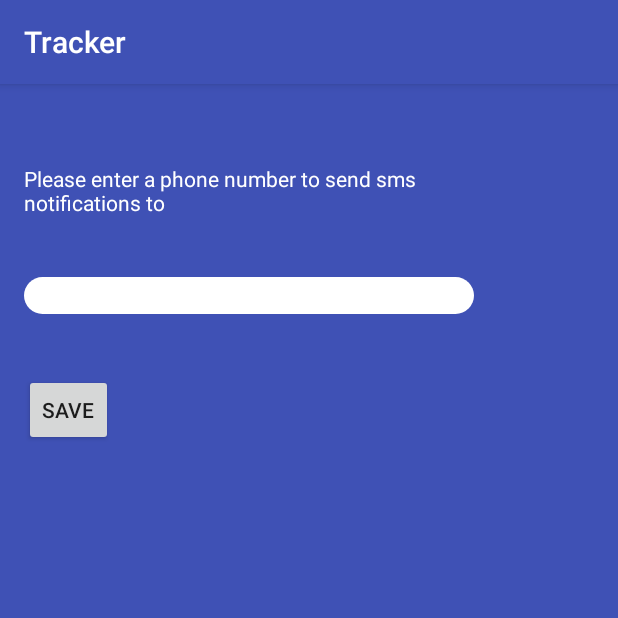
After one commit to rudistapelfeldt/Tracker, an Android app: the SettingsActivity screen opened directly, with no data from a screen before it, on a phone screen of 412 x 824 dp, the top half of it. The commit adds this screen. Run offline under Robolectric (Android 15) with nearby library versions, the phone set to English and light mode, and no system bars.

Commit message:
added settings activity to set the notification sms

```diff
--- a/app/build.gradle
+++ b/app/build.gradle
@@ -6,7 +6,7 @@ android {
 
     defaultConfig {
         applicationId "com.lavalamp.assessment.tracker_v11"
-        minSdkVersion 15
+        minSdkVersion 21
         targetSdkVersion 23
         versionCode 1
         versionName "1.0"
@@ -23,5 +23,6 @@ dependencies {
     compile fileTree(dir: 'libs', include: ['*.jar'])
     testCompile 'junit:junit:4.12'
     compile 'com.android.support:appcompat-v7:23.4.0'
+    compile 'com.android.support:design:23.3.0'
     compile 'com.google.android.gms:play-services:9.0.2'
 }
--- a/app/src/main/java/com/lavalamp/assessment/tracker_v11/Constants.java
+++ b/app/src/main/java/com/lavalamp/assessment/tracker_v11/Constants.java
@@ -11,6 +11,8 @@ public final class Constants {
     private Constants() {
     }
 
+    public static String contactNumber;
+
     public static final String PACKAGE_NAME = "com.google.android.gms.location.Geofence";
 
     public static final long GEOFENCE_EXPIRATION_IN_HOURS = 12;
--- /dev/null
+++ b/app/src/main/java/com/lavalamp/assessment/tracker_v11/SettingsActivity.java
@@ -0,0 +1,28 @@
+package com.lavalamp.assessment.tracker_v11;
+
+import android.os.Bundle;
+import android.support.v7.app.AppCompatActivity;
+import android.view.View;
+import android.widget.Button;
+import android.widget.EditText;
+import android.widget.Toast;
+
+public class SettingsActivity extends AppCompatActivity {
+    private Button  btnSave;
+    private EditText etNumber;
+    @Override
+    protected void onCreate(Bundle savedInstanceState) {
+        super.onCreate(savedInstanceState);
+        setContentView(R.layout.activity_settings);
+        btnSave = (Button)findViewById(R.id.btnSave);
+        etNumber = (EditText)findViewById(R.id.etNumber);
+        btnSave.setOnClickListener(new View.OnClickListener() {
+            @Override
+            public void onClick(View v) {
+                Constants.contactNumber = etNumber.getText().toString();
+                Toast.makeText(SettingsActivity.this, "Number Saved", Toast.LENGTH_LONG).show();
+                finish();
+            }
+        });
+    }
+}
--- /dev/null
+++ b/app/src/main/res/layout/activity_settings.xml
@@ -0,0 +1,41 @@
+<?xml version="1.0" encoding="utf-8"?>
+<RelativeLayout xmlns:android="http://schemas.android.com/apk/res/android"
+    xmlns:tools="http://schemas.android.com/tools"
+    android:layout_width="match_parent"
+    android:layout_height="match_parent"
+    android:paddingBottom="@dimen/activity_vertical_margin"
+    android:paddingLeft="@dimen/activity_horizontal_margin"
+    android:paddingRight="@dimen/activity_horizontal_margin"
+    android:paddingTop="@dimen/activity_vertical_margin"
+    android:background="?attr/colorPrimary"
+    tools:context="com.lavalamp.assessment.tracker_v11.SettingsActivity">
+
+    <TextView
+        android:layout_width="300dp"
+        android:layout_height="wrap_content"
+        android:text="Please enter a phone number to send sms notifications to"
+        android:id="@+id/tvNumber"
+        android:layout_alignParentTop="true"
+        android:layout_alignParentStart="true"
+        android:layout_marginTop="37dp"
+        android:textColor="@color/white"/>
+
+    <EditText
+        android:layout_width="300dp"
+        android:layout_height="wrap_content"
+        android:id="@+id/etNumber"
+        android:background="@drawable/edit_button_bg"
+        android:layout_below="@+id/tvNumber"
+        android:layout_alignParentStart="true"
+        android:layout_marginTop="40dp" />
+
+    <Button
+        style="?android:attr/buttonStyleSmall"
+        android:layout_width="wrap_content"
+        android:layout_height="wrap_content"
+        android:text="SAVE"
+        android:id="@+id/btnSave"
+        android:layout_below="@+id/etNumber"
+        android:layout_alignParentStart="true"
+        android:layout_marginTop="40dp" />
+</RelativeLayout>
--- /dev/null
+++ b/app/src/main/res/values-w820dp/dimens.xml
@@ -0,0 +1,6 @@
+<resources>
+    <!-- Example customization of dimensions originally defined in res/values/dimens.xml
+         (such as screen margins) for screens with more than 820dp of available width. This
+         would include 7" and 10" devices in landscape (~960dp and ~1280dp respectively). -->
+    <dimen name="activity_horizontal_margin">64dp</dimen>
+</resources>
--- a/app/src/main/res/values/colors.xml
+++ b/app/src/main/res/values/colors.xml
@@ -3,4 +3,5 @@
     <color name="colorPrimary">#3F51B5</color>
     <color name="colorPrimaryDark">#303F9F</color>
     <color name="colorAccent">#FF4081</color>
+    <color name="white">#FFFFFF</color>
 </resources>
--- /dev/null
+++ b/app/src/main/res/values/dimens.xml
@@ -0,0 +1,5 @@
+<resources>
+    <!-- Default screen margins, per the Android Design guidelines. -->
+    <dimen name="activity_horizontal_margin">16dp</dimen>
+    <dimen name="activity_vertical_margin">16dp</dimen>
+</resources>
--- a/app/src/main/res/values/strings.xml
+++ b/app/src/main/res/values/strings.xml
@@ -1,6 +1,7 @@
 <resources>
     <string name="app_name">Tracker</string>
     <string name="title_activity_maps">Tracker</string>
+    <string name="action_settings">Settings</string>
      <string name="geofence_transition_invalid_type">
         Geofence transition error: invalid transition type %1$d
     </string>
--- a/app/src/main/res/values/styles.xml
+++ b/app/src/main/res/values/styles.xml
@@ -7,5 +7,8 @@
         <item name="colorPrimaryDark">@color/colorPrimaryDark</item>
         <item name="colorAccent">@color/colorAccent</item>
     </style>
+    <style name="AppTheme.AppBarOverlay" parent="ThemeOverlay.AppCompat.Dark.ActionBar" />
+
+    <style name="AppTheme.PopupOverlay" parent="ThemeOverlay.AppCompat.Light" />
 
 </resources>
```
Also changed, not shown: app/src/main/AndroidManifest.xml (+6 -3 lines), app/src/main/java/com/lavalamp/assessment/tracker_v11/GeofenceTransitionsIntentService.java (+5 -4 lines), app/src/main/java/com/lavalamp/assessment/tracker_v11/MapsActivity.java (+27 -0 lines), app/src/main/res/layout/activity_maps.xml (+15 -1 lines), app/src/main/res/menu/menu_main.xml (added, +10 -0 lines), app/src/main/res/mipmap-hdpi/ic_launcher.png, app/src/main/res/mipmap-mdpi/ic_launcher.png, app/src/main/res/mipmap-xhdpi/ic_launcher.png, app/src/main/res/mipmap-xxhdpi/ic_launcher.png, app/src/main/res/mipmap-xxxhdpi/ic_launcher.png.
